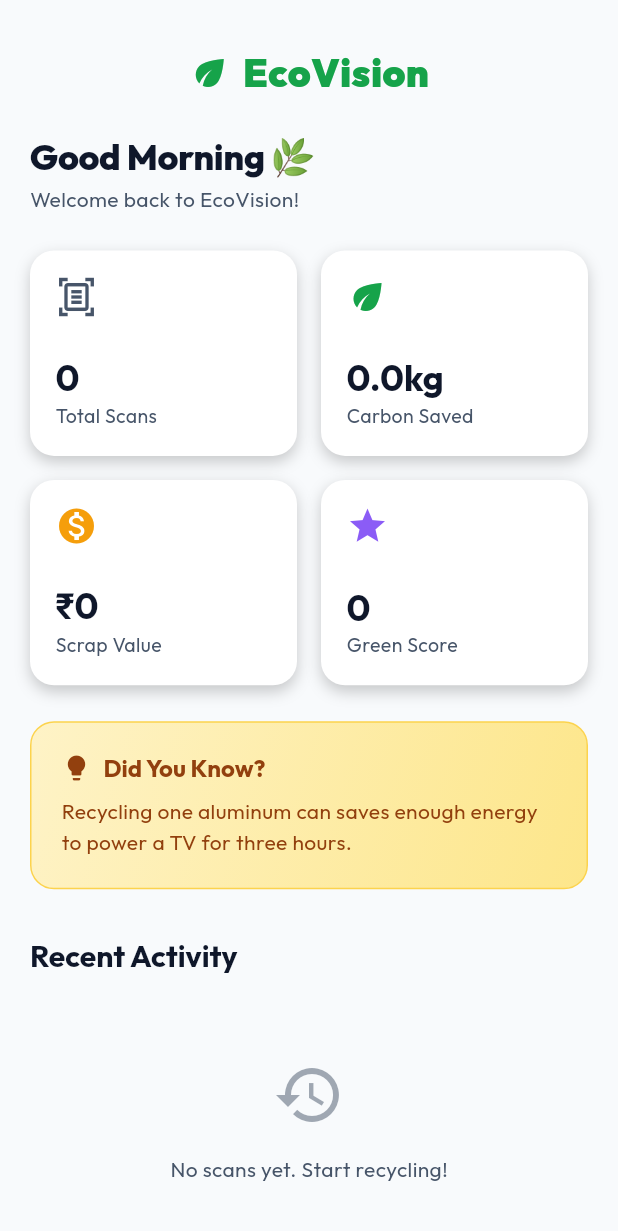
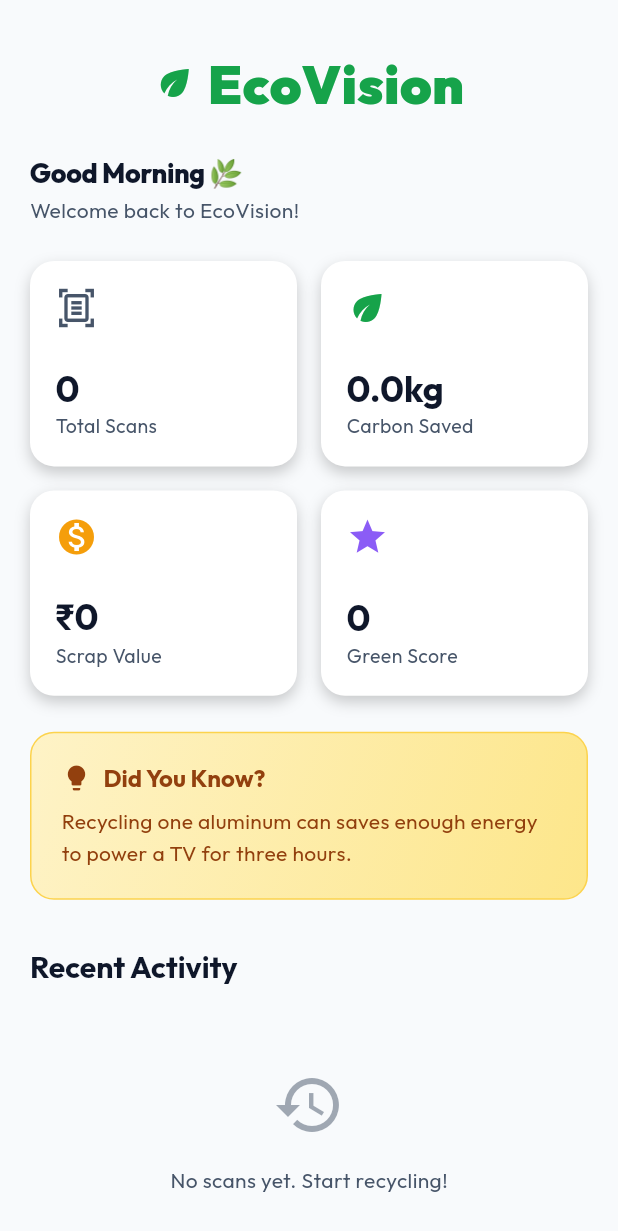
Before and after one commit to Manit-Suthar/EcoVision---Smart-Waste-Segregation-Circular-Economy, a Flutter app: the HomeScreen screen opened directly, on a phone screen of 412 x 824 dp. Shown: the top 1231 px of the screen. Run offline on Flutter 3.47's test engine with Material 3 defaults, Android fonts, the phone set to English and light mode, and no system bars; our stand-ins replace camera, flutter_svg, geolocator, google_fonts, image_picker, shared_preferences; missing offline and left inert: onnxruntime; accounts and stored records are empty.

Commit message:
style(mobile): brand name size

```diff
--- a/mobile/lib/screens/home_screen.dart
+++ b/mobile/lib/screens/home_screen.dart
@@ -96,7 +96,7 @@
                         style: TextStyle(
                           color: AppTheme.primaryColor,
                           fontWeight: FontWeight.w900,
-                          fontSize: 26,
+                          fontSize: 36,
                         ),
                       ),
                     ],
@@ -105,7 +105,7 @@
                 const SizedBox(height: 24),
                 Text(
                   '$_greetingMsg 🌿',
-                  style: Theme.of(context).textTheme.displayLarge?.copyWith(fontSize: 24),
+                  style: Theme.of(context).textTheme.displayLarge?.copyWith(fontSize: 18),
                 ),
                 const SizedBox(height: 4),
                 Text(
```
